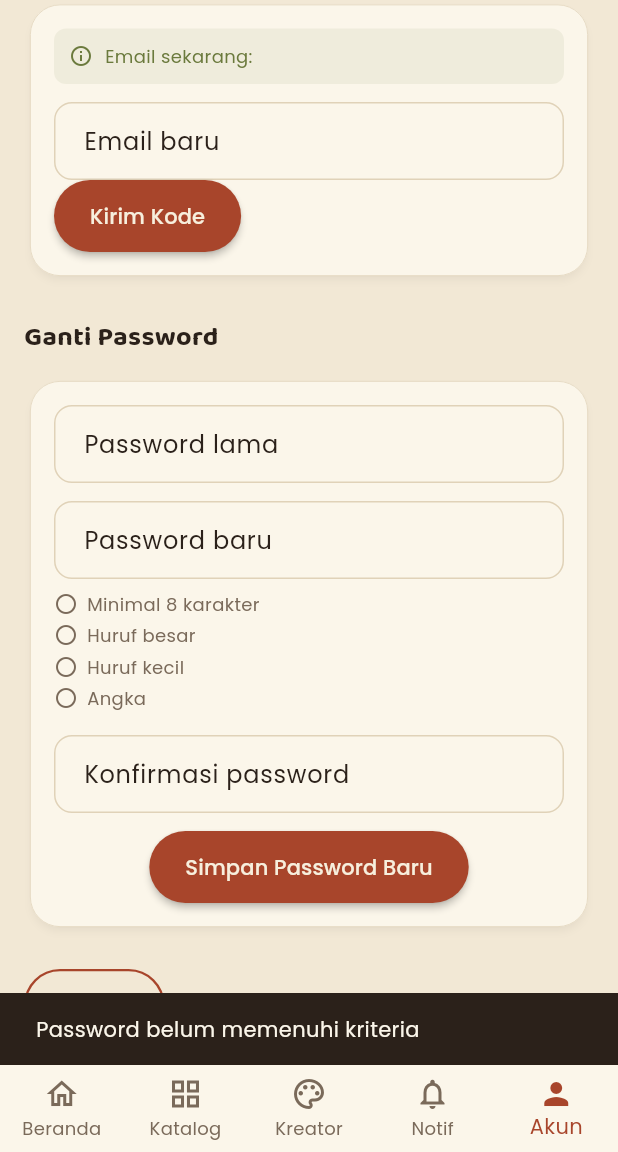
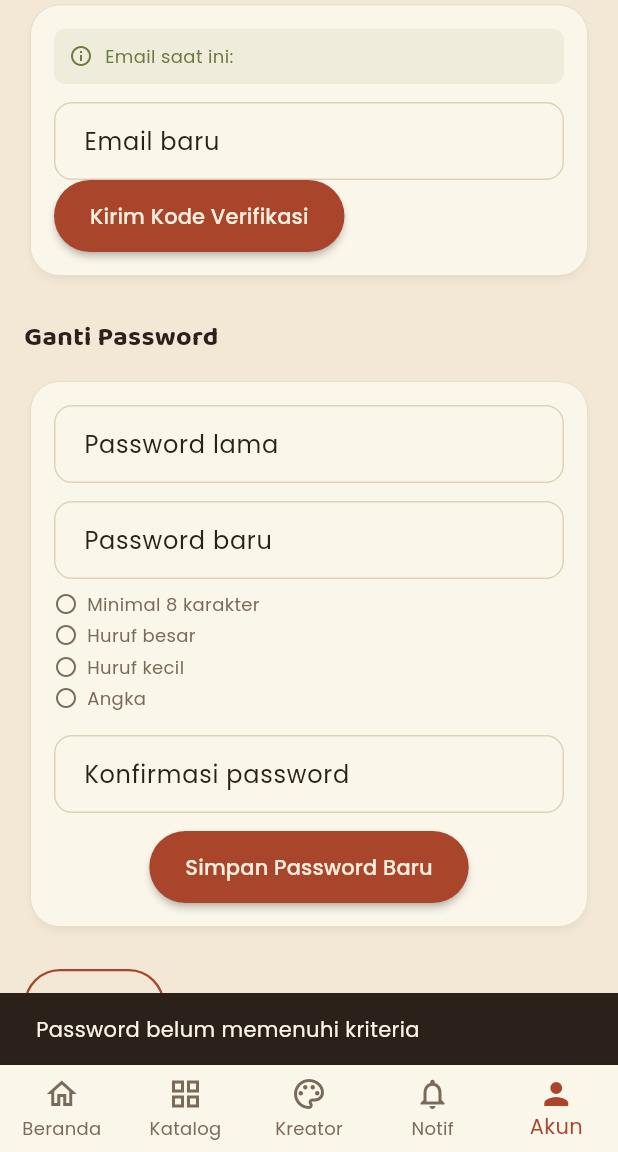
Before and after one commit to 4abduu/sesuatudarikotamalang-user-mobile, a Flutter app: the AccountSettingsScreen screen opened by its route, scrolled down 417 dp, after a tap on "Simpan Password Baru", on a phone screen of 412 x 824 dp, the part 84-1236 px from its top. Run offline on Flutter 3.47's test engine with Material 3 defaults, Android fonts, the phone set to English and light mode, and no system bars; our stand-ins replace go_router, google_fonts, google_sign_in, image_picker, qr_flutter, shared_preferences; accounts and stored records are empty; network calls fail.

Commit message:
fix bug auth simpan token baru setelah ganti password/email dan hubungkan pengaturan akun ke api

```diff
--- a/lib/features/account/screens/account_settings_screen.dart
+++ b/lib/features/account/screens/account_settings_screen.dart
@@ -6,6 +6,7 @@ import 'dart:io';
 import '../../../core/theme/app_colors.dart';
 import '../../../core/theme/app_text_styles.dart';
 import '../../../core/utils/password_validator.dart';
+import '../../../core/network/api_client.dart';
 import '../../auth/providers/auth_provider.dart';
 import '../../auth/widgets/password_criteria_checklist.dart';
 import '../../../shared/app_scaffold.dart';
@@ -45,6 +46,8 @@ class _ProfileSectionState extends State<_ProfileSection> {
   late final TextEditingController _name;
   String? _avatarPath;
 
+  bool _isUploadingAvatar = false;
+
   @override
   void initState() {
     super.initState();
@@ -60,23 +63,82 @@ class _ProfileSectionState extends State<_ProfileSection> {
     final picker = ImagePicker();
     final xfile = await picker.pickImage(source: ImageSource.gallery);
     if (xfile != null) {
-      setState(() => _avatarPath = xfile.path);
-      if (mounted) {
-        context.read<AuthProvider>().updateProfile(avatarUrl: xfile.path);
+      setState(() => _isUploadingAvatar = true);
+      try {
+        final res = await ApiClient.uploadMultipart(
+          path: '/upload/single',
+          fileField: 'image',
+          filePath: xfile.path,
+        );
+        final url = res['url'] as String?;
+        if (url != null && url.isNotEmpty) {
+          if (mounted) {
+            setState(() => _avatarPath = url);
+            await context.read<AuthProvider>().updateProfile(avatarUrl: url);
+            if (mounted) {
+              ScaffoldMessenger.of(context).showSnackBar(
+                const SnackBar(content: Text('Foto profil berhasil diperbarui!')),
+              );
+            }
+          }
+        }
+      } catch (e) {
+        if (mounted) {
+          ScaffoldMessenger.of(context).showSnackBar(
+            SnackBar(content: Text('Gagal mengunggah foto profil: $e')),
+          );
+        }
+      } finally {
+        if (mounted) setState(() => _isUploadingAvatar = false);
       }
     }
   }
 
   @override
   Widget build(BuildContext context) {
+    ImageProvider? imageProvider;
+    if (_avatarPath != null && _avatarPath!.isNotEmpty) {
+      if (_avatarPath!.startsWith('http')) {
+        imageProvider = NetworkImage(_avatarPath!);
+      } else {
+        imageProvider = FileImage(File(_avatarPath!));
+      }
+    }
+
     return Card(child: Padding(padding: const EdgeInsets.all(16), child: Column(children: [
-      GestureDetector(onTap: _pickImage, child: CircleAvatar(radius: 40, backgroundColor: AppColors.primary, backgroundImage: _avatarPath != null ? FileImage(File(_avatarPath!)) : null, child: _avatarPath == null ? const Icon(Icons.person, color: AppColors.onPrimary, size: 32) : null)),
+      GestureDetector(
+        onTap: _isUploadingAvatar ? null : _pickImage,
+        child: Stack(
+          alignment: Alignment.center,
+          children: [
+            CircleAvatar(
+              radius: 40,
+              backgroundColor: AppColors.primary,
+              backgroundImage: imageProvider,
+              child: imageProvider == null
+                  ? const Icon(Icons.person, color: AppColors.onPrimary, size: 32)
+                  : null,
+            ),
+            if (_isUploadingAvatar)
+              const CircularProgressIndicator(color: Colors.white),
+          ],
+        ),
+      ),
       const SizedBox(height: 8),
-      TextButton(onPressed: _pickImage, child: const Text('Ganti foto profil')),
+      TextButton(
+        onPressed: _isUploadingAvatar ? null : _pickImage,
+        child: const Text('Ganti foto profil'),
+      ),
       const SizedBox(height: 12),
       TextField(controller: _name, decoration: const InputDecoration(labelText: 'Nama')),
       const SizedBox(height: 12),
-      ElevatedButton(onPressed: () { context.read<AuthProvider>().updateProfile(name: _name.text); ScaffoldMessenger.of(context).showSnackBar(const SnackBar(content: Text('Nama disimpan'))); }, child: const Text('Simpan Nama')),
+      ElevatedButton(
+        onPressed: () {
+          context.read<AuthProvider>().updateProfile(name: _name.text);
+          ScaffoldMessenger.of(context).showSnackBar(const SnackBar(content: Text('Nama disimpan')));
+        },
+        child: const Text('Simpan Nama'),
+      ),
     ])));
   }
 }
@@ -89,51 +151,84 @@ class _ChangeEmailOtpSection extends StatefulWidget {
 class _ChangeEmailOtpSectionState extends State<_ChangeEmailOtpSection> {
   final _email = TextEditingController();
   final _otp = TextEditingController();
-  String _generatedOtp = '';
   bool _otpSent = false;
+  bool _isLoading = false;
   late String _oldEmail;
 
   @override
   void initState() {
     super.initState();
-    // OTP dikirim ke email LAMA (bukan email baru) untuk verifikasi
-    // kepemilikan akun. Email baru hanya diaktifkan setelah OTP diverifikasi.
     _oldEmail = context.read<AuthProvider>().user?.email ?? '';
-    // Field "Email baru" dikosongkan — user harus ketik email baru.
     _email.text = '';
   }
+
   @override
   void dispose() { _email.dispose(); _otp.dispose(); super.dispose(); }
 
-  void _sendOtp() {
-    if (_email.text.trim().isEmpty) {
-      ScaffoldMessenger.of(context).showSnackBar(const SnackBar(content: Text('Isi email baru dulu')));
+  Future<void> _sendOtp() async {
+    final newEmail = _email.text.trim();
+    if (newEmail.isEmpty) {
+      ScaffoldMessenger.of(context).showSnackBar(const SnackBar(content: Text('Isi email baru terlebih dahulu')));
       return;
     }
-    // Validasi: email baru harus berbeda dari email lama.
-    if (_email.text.trim() == _oldEmail) {
-      ScaffoldMessenger.of(context).showSnackBar(const SnackBar(content: Text('Email baru harus berbeda dari email sekarang')));
+    if (newEmail.toLowerCase() == _oldEmail.toLowerCase()) {
+      ScaffoldMessenger.of(context).showSnackBar(const SnackBar(content: Text('Email baru harus berbeda dari email saat ini')));
       return;
     }
-    setState(() { _generatedOtp = (DateTime.now().millisecondsSinceEpoch % 900000 + 100000).toString(); _otpSent = true; });
-    // OTP dikirim ke email LAMA untuk verifikasi kepemilikan.
-    ScaffoldMessenger.of(context).showSnackBar(SnackBar(content: Text('(Mode demo) Kode OTP dikirim ke $_oldEmail: $_generatedOtp')));
+
+    setState(() => _isLoading = true);
+    try {
+      await context.read<AuthProvider>().requestChangeEmail(newEmail);
+      if (mounted) {
+        setState(() => _otpSent = true);
+        ScaffoldMessenger.of(context).showSnackBar(
+          SnackBar(content: Text('Kode verifikasi telah dikirim ke $_oldEmail')),
+        );
+      }
+    } catch (e) {
+      if (mounted) {
+        ScaffoldMessenger.of(context).showSnackBar(
+          SnackBar(content: Text(e.toString())),
+        );
+      }
+    } finally {
+      if (mounted) setState(() => _isLoading = false);
+    }
   }
 
-  void _verify() {
-    if (_otp.text == _generatedOtp) {
-      context.read<AuthProvider>().changeEmail(_email.text);
-      ScaffoldMessenger.of(context).showSnackBar(const SnackBar(content: Text('Email berhasil diganti')));
-      setState(() { _otpSent = false; _email.clear(); _otp.clear(); });
-    } else {
-      ScaffoldMessenger.of(context).showSnackBar(const SnackBar(content: Text('Kode OTP salah')));
+  Future<void> _verify() async {
+    final code = _otp.text.trim();
+    if (code.isEmpty) {
+      ScaffoldMessenger.of(context).showSnackBar(const SnackBar(content: Text('Masukkan kode OTP')));
+      return;
+    }
+
+    setState(() => _isLoading = true);
+    try {
+      await context.read<AuthProvider>().verifyChangeEmail(code);
+      if (mounted) {
+        ScaffoldMessenger.of(context).showSnackBar(const SnackBar(content: Text('Email berhasil diganti!')));
+        setState(() {
+          _otpSent = false;
+          _email.clear();
+          _otp.clear();
+          _oldEmail = context.read<AuthProvider>().user?.email ?? '';
+        });
+      }
+    } catch (e) {
+      if (mounted) {
+        ScaffoldMessenger.of(context).showSnackBar(
+          SnackBar(content: Text(e.toString())),
+        );
+      }
+    } finally {
+      if (mounted) setState(() => _isLoading = false);
     }
   }
 
   @override
   Widget build(BuildContext context) {
     return Card(child: Padding(padding: const EdgeInsets.all(16), child: Column(crossAxisAlignment: CrossAxisAlignment.start, children: [
-      // Info: email lama (untuk transparansi — OTP akan dikirim ke sini)
       Container(
         width: double.infinity,
         padding: const EdgeInsets.all(10),
@@ -141,14 +236,13 @@ class _ChangeEmailOtpSectionState extends State<_ChangeEmailOtpSection> {
         child: Row(children: [
           const Icon(Icons.info_outline, size: 16, color: AppColors.moss),
           const SizedBox(width: 8),
-          Expanded(child: Text('Email sekarang: $_oldEmail', style: AppTextStyles.caption.copyWith(color: AppColors.moss))),
+          Expanded(child: Text('Email saat ini: $_oldEmail', style: AppTextStyles.caption.copyWith(color: AppColors.moss))),
         ]),
       ),
       const SizedBox(height: 12),
-      TextField(controller: _email, enabled: !_otpSent, keyboardType: TextInputType.emailAddress, decoration: const InputDecoration(labelText: 'Email baru', hintText: 'kamu@email.com')),
+      TextField(controller: _email, enabled: !_otpSent && !_isLoading, keyboardType: TextInputType.emailAddress, decoration: const InputDecoration(labelText: 'Email baru', hintText: 'nama@domain.com')),
       if (_otpSent) ...[
         const SizedBox(height: 8),
-        // Info: OTP dikirim ke email lama
         Container(
           width: double.infinity,
           padding: const EdgeInsets.all(10),
@@ -156,15 +250,21 @@ class _ChangeEmailOtpSectionState extends State<_ChangeEmailOtpSection> {
           child: Row(children: [
             const Icon(Icons.mark_email_read_outlined, size: 16, color: AppColors.mustard),
             const SizedBox(width: 8),
-            Expanded(child: Text('Kode OTP dikirim ke $_oldEmail', style: AppTextStyles.caption.copyWith(color: AppColors.mustard, fontWeight: FontWeight.w600))),
+            Expanded(child: Text('Kode verifikasi telah dikirim ke email Anda saat ini: $_oldEmail', style: AppTextStyles.caption.copyWith(color: AppColors.mustard, fontWeight: FontWeight.w600))),
           ]),
         ),
         const SizedBox(height: 12),
-        TextField(controller: _otp, keyboardType: TextInputType.number, maxLength: 6, decoration: const InputDecoration(labelText: 'Kode OTP')),
+        TextField(controller: _otp, enabled: !_isLoading, keyboardType: TextInputType.number, maxLength: 6, decoration: const InputDecoration(labelText: 'Kode OTP (6 digit)')),
         const SizedBox(height: 8),
-        ElevatedButton(onPressed: _verify, child: const Text('Verifikasi')),
+        ElevatedButton(
+          onPressed: _isLoading ? null : _verify,
+          child: _isLoading ? const SizedBox(width: 20, height: 20, child: CircularProgressIndicator(strokeWidth: 2, color: Colors.white)) : const Text('Verifikasi Email Baru'),
+        ),
       ] else
-        ElevatedButton(onPressed: _sendOtp, child: const Text('Kirim Kode')),
+        ElevatedButton(
+          onPressed: _isLoading ? null : _sendOtp,
+          child: _isLoading ? const SizedBox(width: 20, height: 20, child: CircularProgressIndicator(strokeWidth: 2, color: Colors.white)) : const Text('Kirim Kode Verifikasi'),
+        ),
     ])));
   }
 }
@@ -178,31 +278,61 @@ class _ChangePasswordSectionState extends State<_ChangePasswordSection> {
   final _old = TextEditingController();
   final _new = TextEditingController();
   final _confirm = TextEditingController();
+  bool _isLoading = false;
 
   @override
   void dispose() { _old.dispose(); _new.dispose(); _confirm.dispose(); super.dispose(); }
 
-  void _save() {
+  Future<void> _save() async {
     final v = validatePassword(_new.text);
-    if (!v.isValid) { ScaffoldMessenger.of(context).showSnackBar(const SnackBar(content: Text('Password belum memenuhi kriteria'))); return; }
-    if (_new.text != _confirm.text) { ScaffoldMessenger.of(context).showSnackBar(const SnackBar(content: Text('Password tidak sama'))); return; }
-    context.read<AuthProvider>().changePassword(_new.text);
-    ScaffoldMessenger.of(context).showSnackBar(const SnackBar(content: Text('Password berhasil diubah')));
-    _old.clear(); _new.clear(); _confirm.clear(); setState(() {});
+    if (!v.isValid) {
+      ScaffoldMessenger.of(context).showSnackBar(const SnackBar(content: Text('Password belum memenuhi kriteria')));
+      return;
+    }
+    if (_new.text != _confirm.text) {
+      ScaffoldMessenger.of(context).showSnackBar(const SnackBar(content: Text('Konfirmasi password tidak sama')));
+      return;
+    }
+
+    setState(() => _isLoading = true);
+    try {
+      await context.read<AuthProvider>().changePasswordApi(
+        oldPassword: _old.text,
+        newPassword: _new.text,
+      );
+      if (mounted) {
+        ScaffoldMessenger.of(context).showSnackBar(const SnackBar(content: Text('Password berhasil diubah')));
+        _old.clear();
+        _new.clear();
+        _confirm.clear();
+        setState(() {});
+      }
+    } catch (e) {
+      if (mounted) {
+        ScaffoldMessenger.of(context).showSnackBar(
+          SnackBar(content: Text(e.toString())),
+        );
+      }
+    } finally {
+      if (mounted) setState(() => _isLoading = false);
+    }
   }
 
   @override
   Widget build(BuildContext context) {
     return Card(child: Padding(padding: const EdgeInsets.all(16), child: Column(children: [
-      TextField(controller: _old, obscureText: true, decoration: const InputDecoration(labelText: 'Password lama')),
+      TextField(controller: _old, obscureText: true, enabled: !_isLoading, decoration: const InputDecoration(labelText: 'Password lama')),
       const SizedBox(height: 12),
-      TextField(controller: _new, obscureText: true, onChanged: (_) => setState(() {}), decoration: const InputDecoration(labelText: 'Password baru')),
+      TextField(controller: _new, obscureText: true, enabled: !_isLoading, onChanged: (_) => setState(() {}), decoration: const InputDecoration(labelText: 'Password baru')),
       const SizedBox(height: 8),
       PasswordCriteriaChecklist(password: _new.text),
       const SizedBox(height: 12),
-      TextField(controller: _confirm, obscureText: true, decoration: const InputDecoration(labelText: 'Konfirmasi password')),
+      TextField(controller: _confirm, obscureText: true, enabled: !_isLoading, decoration: const InputDecoration(labelText: 'Konfirmasi password')),
       const SizedBox(height: 12),
-      ElevatedButton(onPressed: _save, child: const Text('Simpan Password Baru')),
+      ElevatedButton(
+        onPressed: _isLoading ? null : _save,
+        child: _isLoading ? const SizedBox(width: 20, height: 20, child: CircularProgressIndicator(strokeWidth: 2, color: Colors.white)) : const Text('Simpan Password Baru'),
+      ),
     ])));
   }
 }
```
Also changed, not shown: lib/features/auth/providers/auth_provider.dart (+13 -5 lines).
